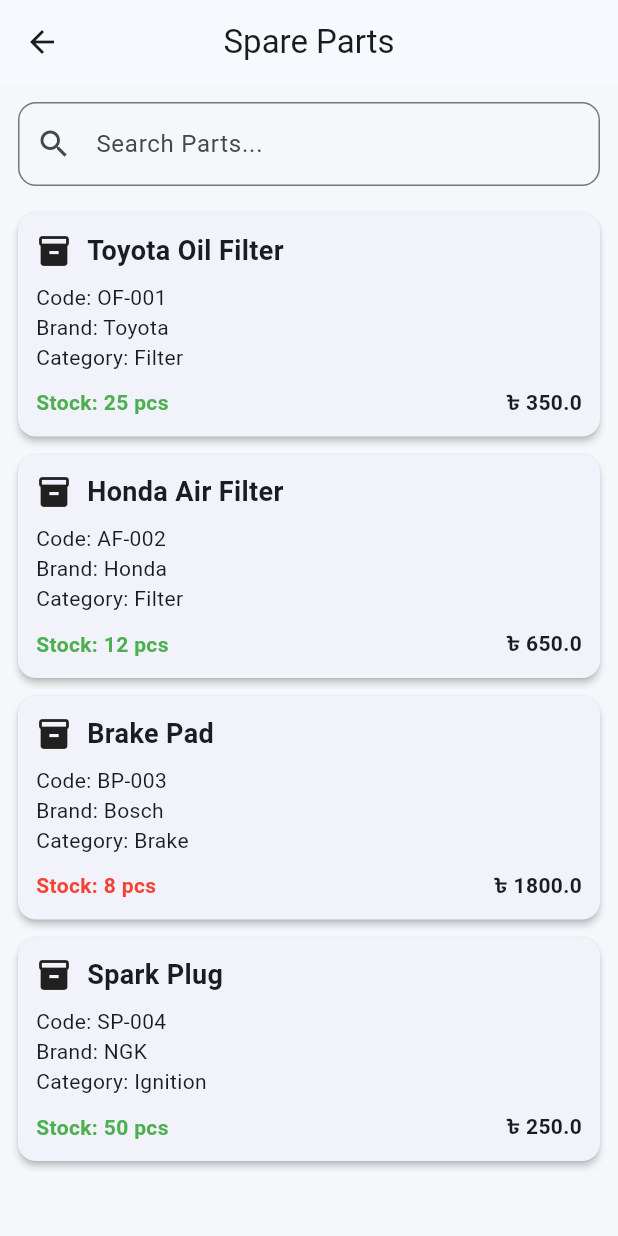
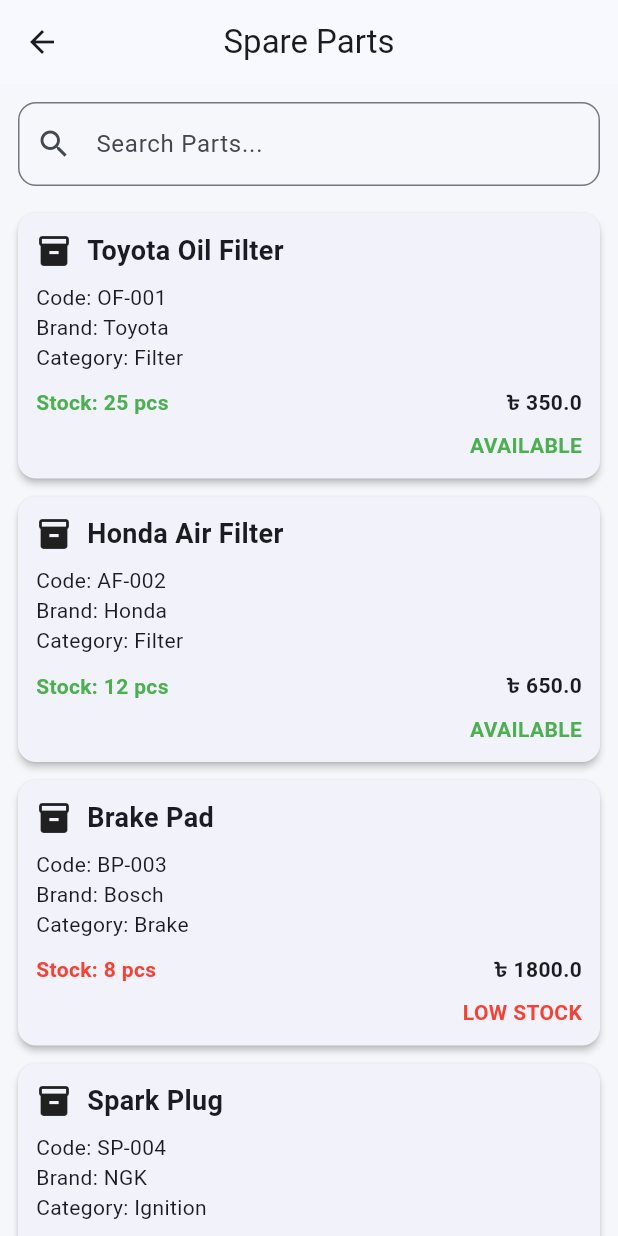
Before and after one commit to Obayedcoder/icd_inventory, a Flutter app: the SparePartsScreen screen opened directly, on a phone screen of 412 x 824 dp. Run offline on Flutter 3.47's test engine with Material 3 defaults, Android fonts, the phone set to English and light mode, and no system bars.

Commit message:
status text done

```diff
--- a/lib/widgets/spare_part_card.dart
+++ b/lib/widgets/spare_part_card.dart
@@ -12,6 +12,9 @@
   @override
 Widget build(BuildContext context) {
   final bool isLowStock = part.stock <= 10;
+  final String stockStatus = isLowStock
+    ? "LOW STOCK"
+    : "AVAILABLE";
  return Card(
   child: Padding(
     padding: const EdgeInsets.all(12),
@@ -70,6 +73,18 @@
 
   ],
 ),
+    const SizedBox(height: 8),
+
+Align(
+  alignment: Alignment.centerRight,
+  child: Text(
+    stockStatus,
+    style: TextStyle(
+      fontWeight: FontWeight.bold,
+      color: isLowStock ? Colors.red : Colors.green,
+    ),
+  ),
+),
       ],
     ),
   ),
```
